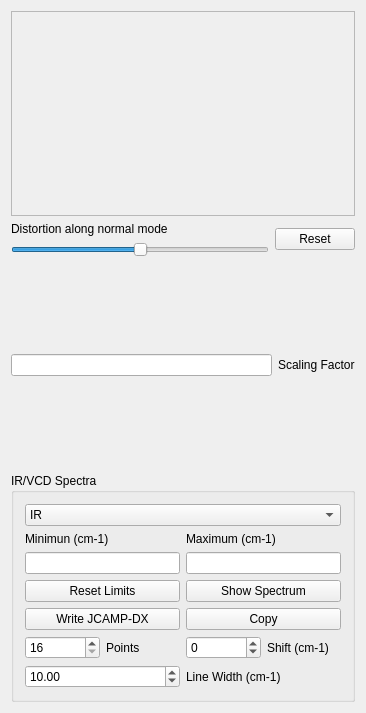
Old version of the form kryolibs/mainwindow/qfreqwidgetbase.ui in the repository anv2017/kryomol.
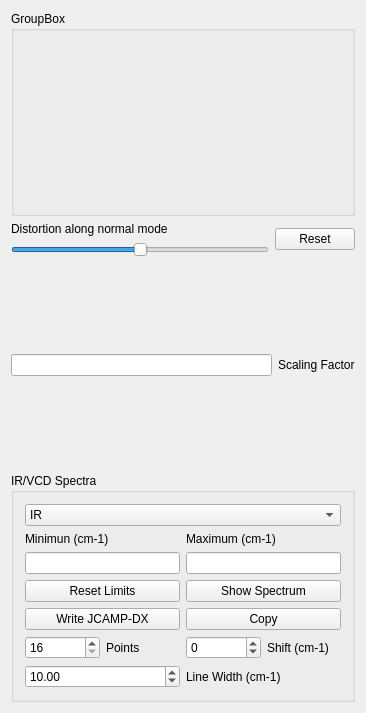
New version of the form.

Patch:
```diff
--- a/kryolibs/mainwindow/qfreqwidgetbase.ui
+++ b/kryolibs/mainwindow/qfreqwidgetbase.ui
@@ -21,12 +21,9 @@
   </property>
   <layout class="QVBoxLayout" name="verticalLayout_4">
    <item>
-    <widget class="QFrame" name="_freqFrame">
-     <property name="frameShape">
-      <enum>QFrame::StyledPanel</enum>
-     </property>
-     <property name="frameShadow">
-      <enum>QFrame::Raised</enum>
+    <widget class="QGroupBox" name="_freqBox">
+     <property name="title">
+      <string>GroupBox</string>
      </property>
     </widget>
    </item>
```
